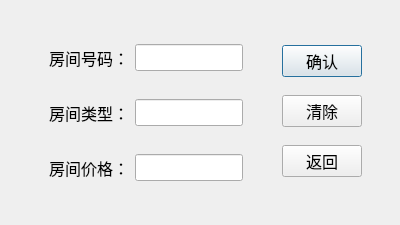
Shu-Huai/Hotel-Managing-System, file Hotel Managing System/Insert Room Dialog.ui: the form before one commit.
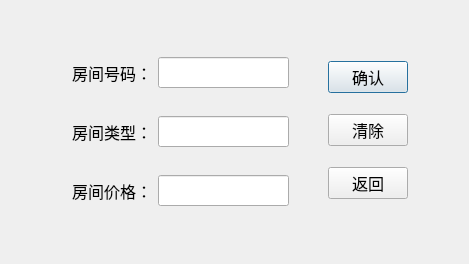
The form after the commit.

Patch:
```diff
--- a/Hotel Managing System/Insert Room Dialog.ui
+++ b/Hotel Managing System/Insert Room Dialog.ui
@@ -6,14 +6,14 @@
    <rect>
     <x>0</x>
     <y>0</y>
-    <width>400</width>
-    <height>225</height>
+    <width>469</width>
+    <height>264</height>
    </rect>
   </property>
   <property name="minimumSize">
    <size>
-    <width>400</width>
-    <height>200</height>
+    <width>469</width>
+    <height>264</height>
    </size>
   </property>
   <property name="windowTitle">
```
